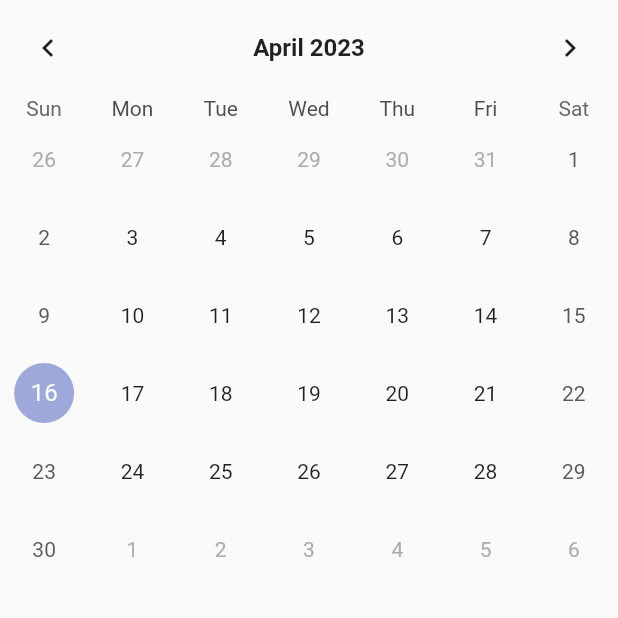
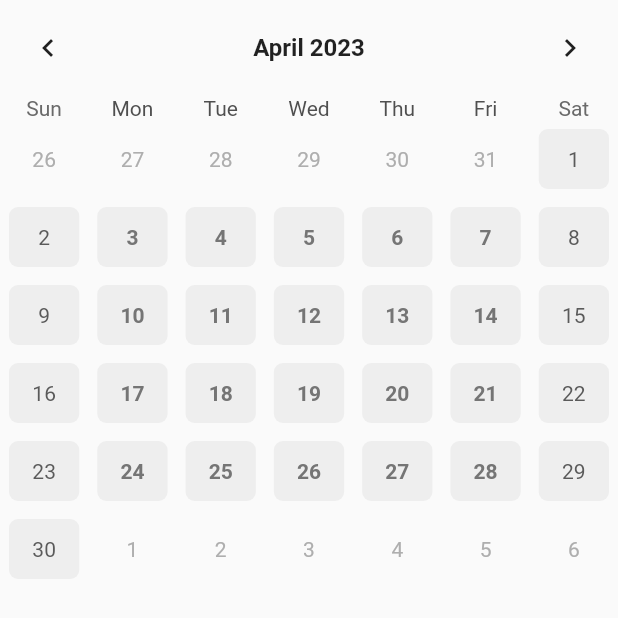
Before and after one commit to cold-pumpkin/coding-factory, a Flutter app: the screen it shows after launch, on a phone screen of 412 x 824 dp, the top half of it. Run offline on Flutter 3.47's test engine with Material 2 defaults, Android fonts, the phone set to English and light mode, and no system bars; drawn by our look-alikes of table_calendar; our stand-ins replace geolocator, google_maps_flutter, webview_flutter; Roboto replaces fonts that are missing (NotoSans).

Commit message:
캘린더 스케줄러 - Table Calendar 스타일링

```diff
--- a/calender_scheduler/lib/component/calender.dart
+++ b/calender_scheduler/lib/component/calender.dart
@@ -1,3 +1,4 @@
+import 'package:calender_scheduler/const/colors.dart';
 import 'package:flutter/material.dart';
 import 'package:table_calendar/table_calendar.dart';
 
@@ -13,6 +14,16 @@ class _CalenderState extends State<Calender> {
 
   @override
   Widget build(BuildContext context) {
+    final defaultBoxStyle = BoxDecoration(
+      borderRadius: BorderRadius.circular(6),
+      color: Colors.grey[200],
+    );
+
+    final defaultTextStyle = TextStyle(
+      color: Colors.grey[600],
+      fontWeight: FontWeight.w700,
+    );
+
     return TableCalendar(
       focusedDay: DateTime.now(),
       firstDay: DateTime(1800),
@@ -23,6 +34,24 @@ class _CalenderState extends State<Calender> {
         titleTextStyle: TextStyle(
           fontWeight: FontWeight.w700,
           fontSize: 16,
+        ),
+      ),
+      calendarStyle: CalendarStyle(
+        isTodayHighlighted: false,
+        defaultDecoration: defaultBoxStyle,
+        weekendDecoration: defaultBoxStyle,
+        selectedDecoration: BoxDecoration(
+          color: Colors.white,
+          borderRadius: BorderRadius.circular(6),
+          border: Border.all(
+            color: PRIMARY_COLOR,
+            width: 1,
+          ),
+        ),
+        defaultTextStyle: defaultTextStyle,
+        weekNumberTextStyle: defaultTextStyle,
+        selectedTextStyle: defaultTextStyle.copyWith(
+          color: PRIMARY_COLOR,
         ),
       ),
       onDaySelected: (DateTime selectedDay, DateTime focusedDay) {
--- /dev/null
+++ b/calender_scheduler/lib/const/colors.dart
@@ -0,0 +1,3 @@
+import 'package:flutter/material.dart';
+
+const PRIMARY_COLOR = Color(0xFF0D8282);
```
